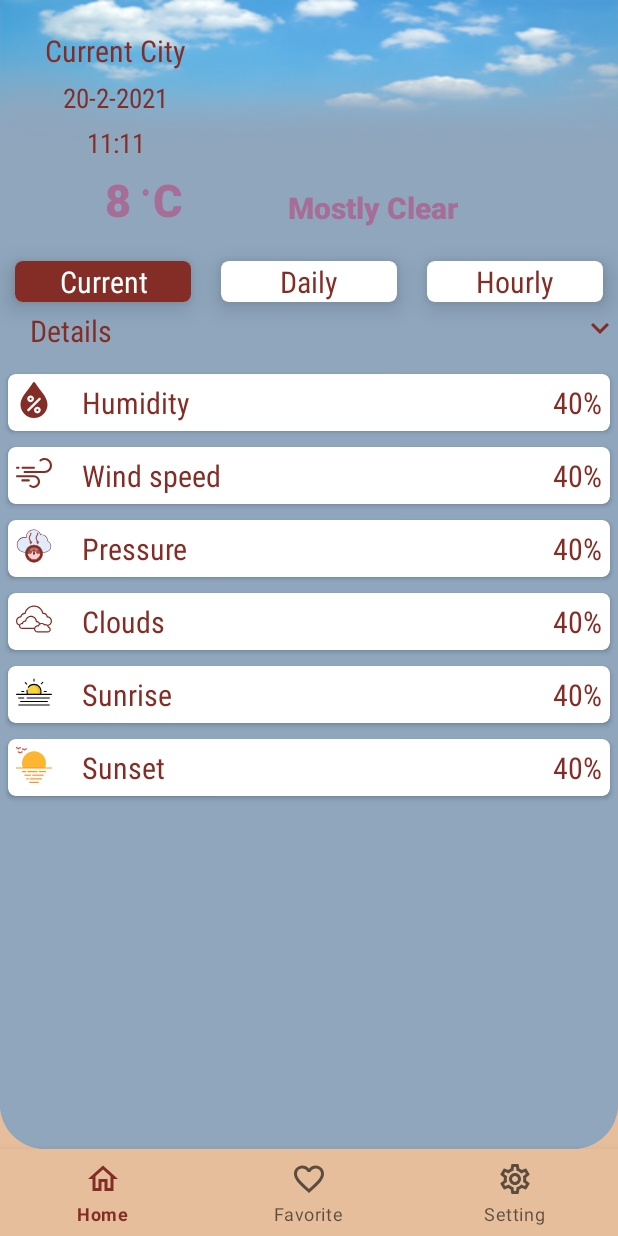
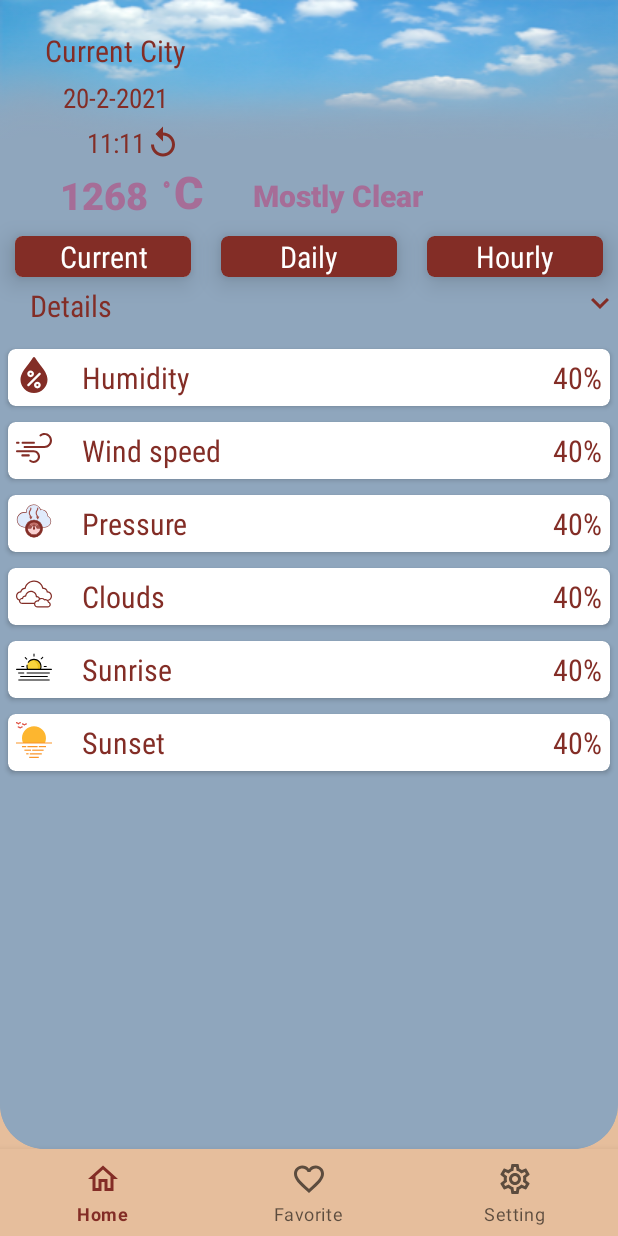
Before and after one commit to EsraaFathy/Weather-Viewer-Android-Kotlin, an Android app: the screen it shows after launch (MainActivity), on a phone screen of 412 x 824 dp. Run offline under Robolectric (Android 15) with nearby library versions, the phone set to English and light mode, and no system bars; our stand-ins replace Room's generated code, data binding; pictures from the network do not load.

Commit message:
stable room and retrofit connected to view and shared preferences and location

```diff
--- a/app/src/main/java/com/example/kotlinproject/dataLayer/DataSourceViewModel.kt
+++ b/app/src/main/java/com/example/kotlinproject/dataLayer/DataSourceViewModel.kt
@@ -34,8 +34,6 @@ class DataSourceViewModel(context: Context) {
             Log.d("tag",data.timezone)
             roomRepositry.deleteAll()
             roomRepositry.saveAllData(data)
-
-
         }
     }
 
@@ -57,20 +55,16 @@ class DataSourceViewModel(context: Context) {
     }
 
 
-//    fun getRoomDataBase() : LiveData<List<AllData>>{
+//    fun loadRoomDataBase(){
 //        CoroutineScope(Dispatchers.IO).launch{
-//            val data = async { roomRepositry.getAllData() }
-//            roomData.postValue(data.await().value)
+//                val data =async { roomRepositry.getAllData()!![0]}
+//                roomData.postValue(data.await())
+//            }
 //        }
-//        return roomData
 //    }
 
-    fun getRoomDataBase() : LiveData<AllData>{
-        CoroutineScope(Dispatchers.IO).launch{
-            val data = roomRepositry.getAllData()!![0]
-            roomData.postValue(data)
-        }
-        return roomData
+     fun getRoomDataBase() : LiveData<List<AllData>>{
+        return roomRepositry.getAllData()
     }
 
 
--- a/app/src/main/java/com/example/kotlinproject/dataLayer/local/room/RoomRepositry.kt
+++ b/app/src/main/java/com/example/kotlinproject/dataLayer/local/room/RoomRepositry.kt
@@ -11,17 +11,17 @@ class RoomRepositry(context: Context) {
     val database :DataBaseWeather?=DataBaseWeather.getInstance(context)
     val weatherDao :WeatherDao= database!!.weatherDao()
 
-    fun saveAllData(allData : AllData){
+    suspend fun saveAllData(allData : AllData){
         weatherDao.saveAllData(allData)
     }
-//    fun getAllData(): LiveData<List<AllData>>{
+     fun getAllData(): LiveData<List<AllData>>{
+        return weatherDao.getAllData()
+    }
+
+//
+//    suspend fun getAllData(): List<AllData>?{
 //        return weatherDao.getAllData()
 //    }
-
-
-    suspend fun getAllData(): List<AllData>?{
-        return weatherDao.getAllData()
-    }
 
      fun deleteAll(){
         return weatherDao.deleteAll()
--- a/app/src/main/java/com/example/kotlinproject/dataLayer/local/room/WeatherDao.kt
+++ b/app/src/main/java/com/example/kotlinproject/dataLayer/local/room/WeatherDao.kt
@@ -4,6 +4,7 @@ import androidx.lifecycle.LiveData
 import androidx.lifecycle.MutableLiveData
 import androidx.room.Dao
 import androidx.room.Insert
+import androidx.room.OnConflictStrategy
 import androidx.room.Query
 import com.example.kotlinproject.dataLayer.entity.favtable.FavData
 import com.example.kotlinproject.dataLayer.entity.oneCallEntity.AllData
@@ -11,14 +12,14 @@ import com.example.kotlinproject.dataLayer.entity.oneCallEntity.AllData
 @Dao
 interface WeatherDao {
 
-//    @Query("SELECT * FROM AllData")
-//   suspend fun getAllData(): LiveData<List<AllData>>
+    @Query("SELECT * FROM AllData")
+    fun getAllData(): LiveData<List<AllData>>
 
-@Query("SELECT * FROM AllData")
-suspend fun getAllData(): List<AllData>
+//@Query("SELECT * FROM AllData")
+//suspend fun getAllData(): List<AllData>
 
-    @Insert
-    fun saveAllData(allData :AllData)
+    @Insert(onConflict = OnConflictStrategy.REPLACE)
+    suspend fun saveAllData(allData :AllData)
 
     @Query("DELETE FROM AllData")
     fun deleteAll()
--- a/app/src/main/java/com/example/kotlinproject/ui/home/Home.kt
+++ b/app/src/main/java/com/example/kotlinproject/ui/home/Home.kt
@@ -32,7 +32,6 @@ class Home : Fragment() {
         }
 
     }
-
     @RequiresApi(Build.VERSION_CODES.O)
     override fun onCreateView(
         inflater: LayoutInflater,
@@ -40,18 +39,52 @@ class Home : Fragment() {
         savedInstanceState: Bundle?
     ): View? {
         binding = FragmentHomeBinding.inflate(inflater, container, false)
-
-        observ()
+        homeViewModel = HomeViewModel(activity!!)
+        binding.reload.setOnClickListener {
+            relad()
+        }
+        homeViewModel.getRoomData().observe(this, {
+            if (it.size==1)
+                initUI(it[0])
+        })
+        relad()
         return binding.root
     }
 
-    @RequiresApi(Build.VERSION_CODES.O)
-    private fun observ() {
-        homeViewModel = HomeViewModel(activity!!)
 
 
-//https://api.openweathermap.org/data/2.5/onecall?lat=33.441792&lon=-94.037689&exclude=minutely&lang=ar&units=standard&appid=517a14f849e519bb4fa84cdbd4755f56
+    override fun onStart() {
+        super.onStart()
 
+    }
+
+    @RequiresApi(Build.VERSION_CODES.O)
+    private fun initUI(it: AllData) {
+        loadImage(binding.currentModeImg, it.current.weather[0].icon)
+        Log.d("TAG", "icon ${it.current.weather[0].icon}")
+        binding.currentCity.text = it.timezone
+        binding.description.text = it.current.weather[0].description
+        binding.currentTemp.text = it.current.temp.toString()
+        binding.humidityPercentage.text = it.current.humidity.toString()
+        binding.windSpeedPercentage.text = it.current.wind_speed.toString()
+        binding.pressurePercentage.text = it.current.pressure.toString()
+        binding.cloudsPercentage.text = it.current.clouds.toString()
+        binding.currentTime.text = homeViewModel.formateTime(it.current.dt)
+        binding.currentDate.text = homeViewModel.formateDate(it.current.dt)
+        binding.sunrisetime.text = homeViewModel.formateTime(it.current.sunrise)
+        binding.sunsetdate.text = homeViewModel.formateTime(it.current.sunset)
+    }
+
+
+    @RequiresApi(Build.VERSION_CODES.O)
+    private fun loadImage(imageView: ImageView, string: String) {
+        Glide.with(imageView)  //2
+            .load("https://openweathermap.org/img/wn/$string@2x.png") //3
+            .centerCrop() //4
+            .into(imageView)
+    }
+
+    private fun relad() {
         homeViewModel.gettingLocation().observe(this, androidx.lifecycle.Observer {
             val location = it
             Log.d("TAG", "it.lang" + location.latitude)
@@ -65,53 +98,9 @@ class Home : Fragment() {
                     "minutely",
                     it.units
                 )
+//                homeViewModel.loadRoomData()
             })
         })
-
-
-
-
-//        homeViewModel.getRoomData().observe(this,{
-//            initUI(it[0])
-//        })
-
-        homeViewModel.getRoomData().observe(this,{
-            Log.d("TAG",it.current.humidity.toString())
-            initUI(it)
-        })
-
-    }
-
-    override fun onStart() {
-        super.onStart()
-        homeViewModel.getRoomData()
-    }
-
-    @RequiresApi(Build.VERSION_CODES.O)
-    private fun initUI(it: AllData) {
-        loadImage(binding.currentModeImg, it.current.weather[0].icon)
-        Log.d("TAG","icon ${it.current.weather[0].icon}")
-        binding.currentCity.text = it.timezone
-        binding.description.text = it.current.weather[0].description
-        binding.currentTemp.text = it.current.temp.toString()
-        binding.humidityPercentage.text = it.current.humidity.toString()
-        binding.windSpeedPercentage.text = it.current.wind_speed.toString()
-        binding.pressurePercentage.text = it.current.pressure.toString()
-        binding.cloudsPercentage.text = it.current.clouds.toString()
-        binding.currentTime.text= homeViewModel.formateTime(it.current.dt)
-        binding.currentDate.text= homeViewModel.formateDate(it.current.dt)
-        binding.sunrisetime.text=homeViewModel.formateTime(it.current.sunrise)
-        binding.sunsetdate.text=homeViewModel.formateTime(it.current.sunset)
-    }
-
-
-
-    @RequiresApi(Build.VERSION_CODES.O)
-    private fun loadImage(imageView: ImageView, string: String) {
-        Glide.with(imageView)  //2
-            .load("https://openweathermap.org/img/wn/$string@2x.png") //3
-            .centerCrop() //4
-            .into(imageView)
     }
 
 }
--- a/app/src/main/java/com/example/kotlinproject/ui/home/HomeViewModel.kt
+++ b/app/src/main/java/com/example/kotlinproject/ui/home/HomeViewModel.kt
@@ -51,11 +51,16 @@ class HomeViewModel(context: Context) : ViewModel() {
 //        return dataSourceViewModel.getRoomDataBase()
 //    }
 
-    fun getRoomData():LiveData<AllData>{
+//    fun getRoomData():LiveData<AllData>{
+//        return dataSourceViewModel.getRoomDataBase()
+//    }
+//    fun loadRoomData(){
+//        return dataSourceViewModel.loadRoomDataBase()
+//    }
+
+     fun getRoomData():LiveData<List<AllData>>{
         return dataSourceViewModel.getRoomDataBase()
     }
-
-
 
 
     @SuppressLint("SimpleDateFormat")
--- a/app/src/main/java/com/example/kotlinproject/ui/home/HourlyAdabter.kt
+++ b/app/src/main/java/com/example/kotlinproject/ui/home/HourlyAdabter.kt
@@ -14,9 +14,7 @@ import com.example.kotlinproject.dataLayer.entity.oneCallEntity.Hourly
 class HourlyAdabter(var models : MutableList<Hourly>) : RecyclerView.Adapter<HourlyAdabter.MyViewHolder>() {
 
     open class MyViewHolder(view: View) : RecyclerView.ViewHolder(view) {
-//        var image : ImageView =view.findViewById(R.id.imageView)
-//        var title : TextView =view.findViewById(R.id.textView)
-//        var desc : TextView =view.findViewById(R.id.textView2)
+
     }
 
     override fun onCreateViewHolder(parent: ViewGroup, viewType: Int): MyViewHolder {
@@ -26,10 +24,7 @@ class HourlyAdabter(var models : MutableList<Hourly>) : RecyclerView.Adapter<Hou
     }
 
     override fun onBindViewHolder(holder: MyViewHolder, position: Int) {
-        val movie = models[position]
-//        holder.title.text = movie.getTitle()
-//        holder.desc.text = movie.getDesc()
-//        holder.image.setImageResource(movie.getImage())
+
     }
 
     override fun getItemCount(): Int {
--- a/app/src/main/java/com/example/kotlinproject/ui/home/LocationHanding.kt
+++ b/app/src/main/java/com/example/kotlinproject/ui/home/LocationHanding.kt
@@ -100,9 +100,6 @@ class LocationHanding(val context: Context) {
     fun getLocatin() : LiveData<Location>{
         return locationLiveData
     }
-    fun getFromLoacl() : LiveData<Boolean>{
-        return loadLocal
-    }
 
 
 }
--- /dev/null
+++ b/app/src/main/res/drawable/ic_reload_24.xml
@@ -0,0 +1,11 @@
+<vector xmlns:android="http://schemas.android.com/apk/res/android"
+    android:width="24dp"
+    android:height="24dp"
+    android:autoMirrored="true"
+    android:tint="@color/broun"
+    android:viewportWidth="24"
+    android:viewportHeight="24">
+    <path
+        android:fillColor="@android:color/white"
+        android:pathData="M12,5V1L7,6l5,5V7c3.31,0 6,2.69 6,6s-2.69,6 -6,6 -6,-2.69 -6,-6H4c0,4.42 3.58,8 8,8s8,-3.58 8,-8 -3.58,-8 -8,-8z" />
+</vector>
--- a/app/src/main/res/layout/fragment_home.xml
+++ b/app/src/main/res/layout/fragment_home.xml
@@ -66,8 +66,6 @@
                 android:id="@+id/currentModeImg"
                 android:layout_width="wrap_content"
                 android:layout_height="wrap_content"
-                android:layout_marginStart="0dp"
-                android:layout_marginEnd="30dp"
                 android:contentDescription="@string/current_mode"
                 app:layout_constraintBottom_toBottomOf="@id/currentTime"
                 app:layout_constraintRight_toRightOf="parent"
@@ -78,14 +76,27 @@
                 android:id="@+id/currentTemp"
                 android:layout_width="wrap_content"
                 android:layout_height="wrap_content"
-                android:layout_marginStart="70dp"
+                android:layout_marginStart="40dp"
                 android:layout_marginTop="5dp"
                 android:fontFamily="sans-serif-black"
-                android:text="@string/_8_c"
+                android:text="@string/_1268"
+                android:textColor="@color/move"
+                android:textSize="25sp"
+                app:layout_constraintStart_toStartOf="parent"
+                app:layout_constraintTop_toBottomOf="@id/currentTime" />
+            <TextView
+                android:id="@+id/currentTempUnic"
+                android:layout_width="wrap_content"
+                android:layout_height="wrap_content"
+                android:layout_marginStart="10dp"
+                android:layout_marginTop="5dp"
+                android:fontFamily="sans-serif-black"
+                android:text="@string/_c"
                 android:textColor="@color/move"
                 android:textSize="30sp"
-                app:layout_constraintStart_toStartOf="parent"
-                app:layout_constraintTop_toBottomOf="@id/currentTime" />
+                app:layout_constraintStart_toEndOf="@id/currentTemp"
+                app:layout_constraintTop_toTopOf="@id/currentTemp"
+                app:layout_constraintBottom_toBottomOf="@id/currentTemp"/>
 
             <TextView
                 android:id="@+id/description"
@@ -101,6 +112,16 @@
                 app:layout_constraintStart_toEndOf="@id/currentTemp"
                 app:layout_constraintTop_toBottomOf="@id/currentTime" />
 
+            <ImageView
+                android:id="@+id/reload"
+                app:layout_constraintTop_toTopOf="@id/currentTime"
+                app:layout_constraintStart_toEndOf="@id/currentTime"
+                app:layout_constraintBottom_toBottomOf="@id/currentTime"
+                android:layout_width="wrap_content"
+
+                android:layout_height="wrap_content"
+                android:src="@drawable/ic_reload_24"
+                android:contentDescription="@string/reload" />
             <androidx.cardview.widget.CardView
                 android:id="@+id/cureentCard"
                 android:layout_width="0dp"
@@ -129,6 +150,7 @@
                 android:layout_height="wrap_content"
                 android:layout_margin="10dp"
                 app:cardCornerRadius="5dp"
+                android:backgroundTint="@color/broun"
                 app:cardElevation="10dp"
                 app:layout_constraintEnd_toStartOf="@id/hoourlyCard"
                 app:layout_constraintHorizontal_weight="1"
@@ -137,7 +159,9 @@
 
                 <TextView
                     style="@style/textView"
-                    android:layout_width="wrap_content"
+                    android:gravity="center"
+                    android:textColor="@color/white"
+                    android:layout_width="match_parent"
                     android:layout_height="wrap_content"
                     android:layout_gravity="center"
                     android:text="@string/daily" />
@@ -149,6 +173,7 @@
                 android:layout_height="wrap_content"
                 android:layout_margin="10dp"
                 app:cardCornerRadius="5dp"
+                android:backgroundTint="@color/broun"
                 app:cardElevation="10dp"
                 app:layout_constraintEnd_toEndOf="parent"
                 app:layout_constraintHorizontal_weight="1"
@@ -156,6 +181,7 @@
                 app:layout_constraintTop_toBottomOf="@id/currentTemp">
 
                 <TextView
+                    android:textColor="@color/white"
                     style="@style/textView"
                     android:layout_width="wrap_content"
                     android:layout_height="wrap_content"
--- a/app/src/main/res/layout/hourly_item.xml
+++ b/app/src/main/res/layout/hourly_item.xml
@@ -42,7 +42,7 @@
         android:layout_marginTop="5dp"
         android:layout_marginStart="20dp"
         android:layout_height="wrap_content"
-        android:text="@string/_8_c"
+        android:text="@string/_c"
         android:textColor="@color/move"
         android:textSize="30sp"
         android:fontFamily="sans-serif-black"
--- a/app/src/main/res/values/strings.xml
+++ b/app/src/main/res/values/strings.xml
@@ -8,7 +8,7 @@
     <string name="_20_2_2021">20-2-2021</string>
     <string name="_11_11">11:11</string>
     <string name="current_mode">current mode</string>
-    <string name="_8_c">8 ْ C</string>
+    <string name="_c">ْ C</string>
     <string name="mostly_clear">Mostly Clear</string>
     <!-- TODO: Remove or change this placeholder text -->
     <string name="hello_blank_fragment">Hello blank fragment</string>
@@ -41,4 +41,6 @@
     <string name="sunset">Sunset</string>
     <string name="sunrise">Sunrise</string>
     <string name="image">image</string>
+    <string name="reload">reload</string>
+    <string name="_1268">1268</string>
 </resources>
```
